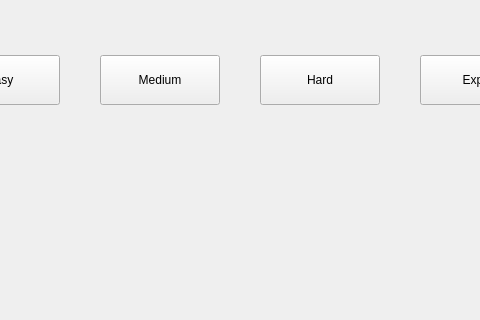
Before: the Qt Designer form mainwindow.ui in MikitaVitkouski/Tweaker, drawn with Qt 5; both pictures show x 160 to 640 and y 195 to 515 of the 800 by 600 pixel window.
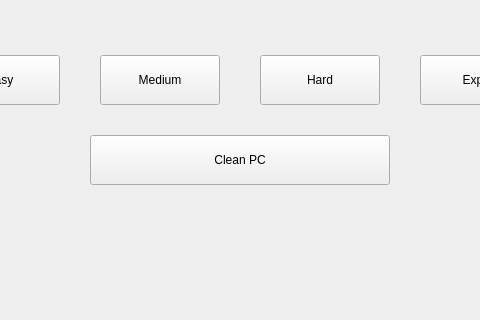
After: the same form once the commit is applied.

Diff of the .ui file:
```diff
--- a/mainwindow.ui
+++ b/mainwindow.ui
@@ -166,6 +166,19 @@
      <string>About</string>
     </property>
    </widget>
+   <widget class="QPushButton" name="btnCleanPC">
+    <property name="geometry">
+     <rect>
+      <x>250</x>
+      <y>330</y>
+      <width>300</width>
+      <height>50</height>
+     </rect>
+    </property>
+    <property name="text">
+     <string>Clean PC</string>
+    </property>
+   </widget>
   </widget>
  </widget>
  <resources/>
```
